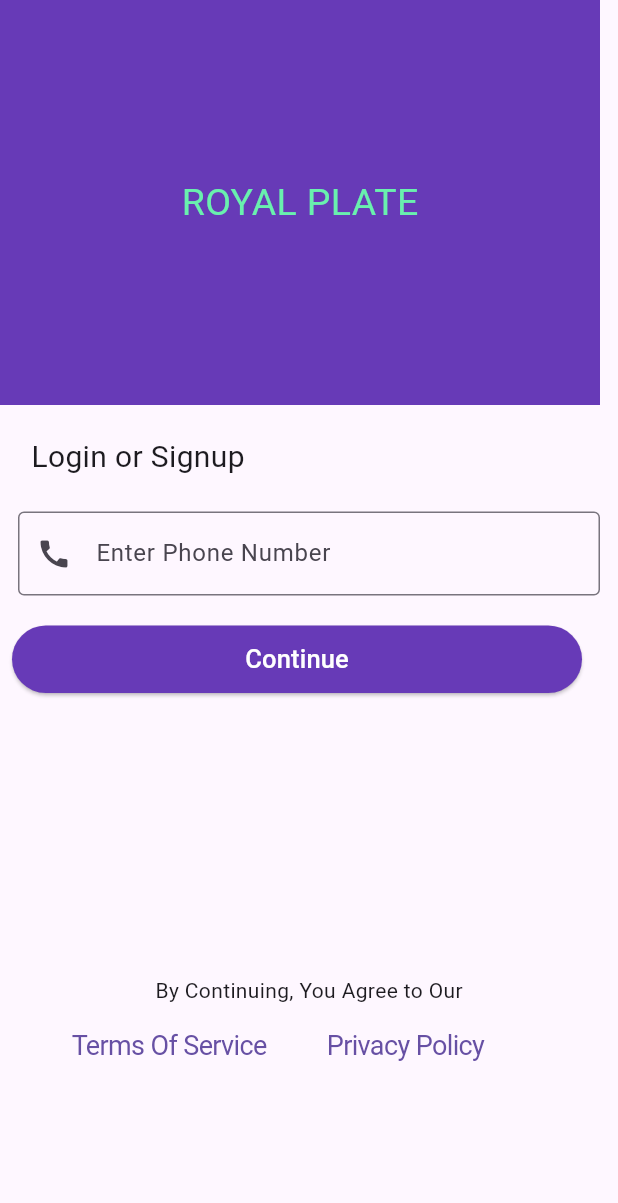
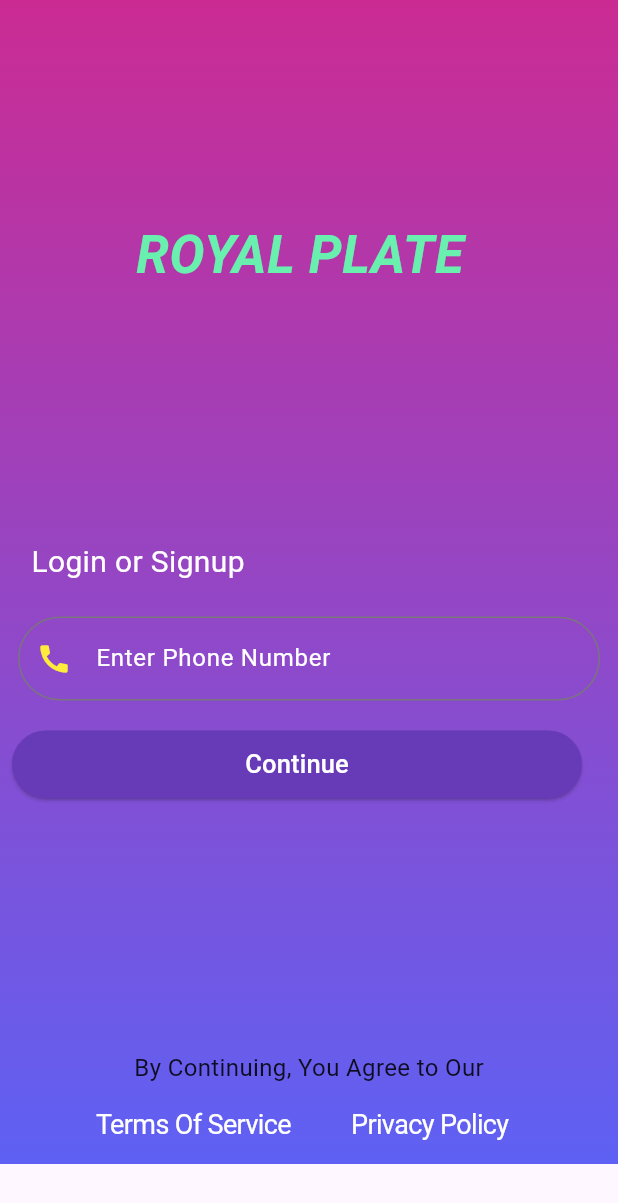
Before and after one commit to LAKSH3002/Food_Company_App, a Flutter app: the OnBoarding15 screen opened directly, on a phone screen of 412 x 824 dp. Shown: the top 1203 px of the screen. Run offline on Flutter 3.47's test engine with Material 2 defaults, Android fonts, the light colour scheme and no system bars; our stand-ins replace animated_splash_screen, email_validator; missing offline and left inert: dialog_flowtter; project files that could hold a hidden picture were left out.

Commit message:
SignUp page changes

```diff
--- /dev/null
+++ b/royal_plate/lib/Color.dart
@@ -0,0 +1,11 @@
+import 'package:flutter/material.dart';
+
+hexStringToColor(String hexColor)
+{
+  hexColor = hexColor.toUpperCase().replaceAll("#", "");
+  if(hexColor.length==6)
+  {
+    hexColor = "FF"+ hexColor;
+  }
+  return Color(int.parse(hexColor,radix: 16));
+}
--- a/royal_plate/lib/OnBoarding15.dart
+++ b/royal_plate/lib/OnBoarding15.dart
@@ -3,6 +3,8 @@ import 'package:flutter/cupertino.dart';
 import 'package:flutter/material.dart';
 import 'package:flutter/src/widgets/framework.dart';
 import 'package:flutter/src/widgets/placeholder.dart';
+
+import 'Color.dart';
 
 class OnBoarding15 extends StatefulWidget {
   const OnBoarding15({super.key});
@@ -17,18 +19,28 @@ class _OnBoarding15State extends State<OnBoarding15> {
     return Scaffold(
 
       body:
-      SingleChildScrollView(
+      Container(
+        decoration: BoxDecoration(
+          gradient: LinearGradient(colors: [
+            hexStringToColor("CB2B93"),
+            hexStringToColor("9546C4"),
+            hexStringToColor("5E61F4")
+          ],begin: Alignment.topCenter, end: Alignment.bottomCenter),
+
+        ),
+        child: SingleChildScrollView(
           child: Column(
             crossAxisAlignment: CrossAxisAlignment.start,
             children: [
 
 
               Container(
-              height: 270,
+                height: 340,
                 width: 400,
-              color: Colors.deepPurple,
+                // color: Colors.deepPurple,
                 child: const Center(child: Text("ROYAL PLATE",
-              style: TextStyle(fontSize: 25,color: Colors.greenAccent),)),
+                style: TextStyle(fontSize: 35,color: Colors.greenAccent,
+                fontStyle: FontStyle.italic, fontWeight: FontWeight.bold),)),
               ),
 
               const SizedBox(height: 20),
@@ -37,17 +49,22 @@ class _OnBoarding15State extends State<OnBoarding15> {
                 "    Login or Signup",
                 style: TextStyle(
                   fontSize: 20,
+                  color: Colors.white
                 ),),
 
                 const SizedBox(height: 10),
 
-            const Padding(
+              Padding(
                 padding: EdgeInsets.all(12.0),
                 child: TextField(
+                  cursorColor: Colors.white,
                   decoration: InputDecoration(
+                                prefixIconColor: Colors.yellow,
                                 prefixIcon: Icon(Icons.call),
-                              hintText: "Enter Phone Number",
-                              border: OutlineInputBorder(),
+                                hintText: "Enter Phone Number",hintStyle: TextStyle(color: Colors.white),
+                                border: OutlineInputBorder(
+                                  borderRadius: BorderRadius.circular(30.0),
+                                ),
                                 errorBorder: OutlineInputBorder(),
                               ),
                 ),
@@ -72,20 +89,21 @@ class _OnBoarding15State extends State<OnBoarding15> {
                 ),
               ),
 
-            const SizedBox(height: 180),
+              const SizedBox(height: 160),
 
-            const Center(child: Text("By Continuing, You Agree to Our")),
+              const Center(child: Text("By Continuing, You Agree to Our",
+              style: TextStyle(color: Colors.black87, fontSize: 16),),),
 
               // const SizedBox(height: 4),
 
                Row(
                  children: [
-                 Center(child: CupertinoButton(child: const Text("       Terms Of Service",style: TextStyle(fontSize: 18),),
+                   Center(child: CupertinoButton(child: const Text("           Terms Of Service",style: TextStyle(fontSize: 18,color: Colors.white),),
                       onPressed:(){
 
                       } )),
 
-                  CupertinoButton(child: const Text("Privacy Policy",style: TextStyle(fontSize: 18),),
+                    CupertinoButton(child: const Text("Privacy Policy",style: TextStyle(fontSize: 18, color: Colors.white),),
                       onPressed:(){
 
                       } ),
@@ -95,6 +113,7 @@ class _OnBoarding15State extends State<OnBoarding15> {
             ],
           ),
         ),
+      ),
 
     );
   }
--- a/royal_plate/lib/main.dart
+++ b/royal_plate/lib/main.dart
@@ -6,6 +6,7 @@ import 'package:royal_plate/Splash_Screen1.dart';
 import 'package:flutter/material.dart';
 import 'package:royal_plate/Book.dart';
 
+import 'OnBoarding15.dart';
 import 'Splash_Screen2.dart';
 
 void main()
@@ -23,7 +24,7 @@ class MyApp extends StatelessWidget
     return MaterialApp(
       theme: ThemeData(useMaterial3: true),
       debugShowCheckedModeBanner: false,
-      home: OnBoarding4(),
+      home: OnBoarding15(),
     );
   }
 }
```
Lines whose indentation alone changed are shown as unchanged.
